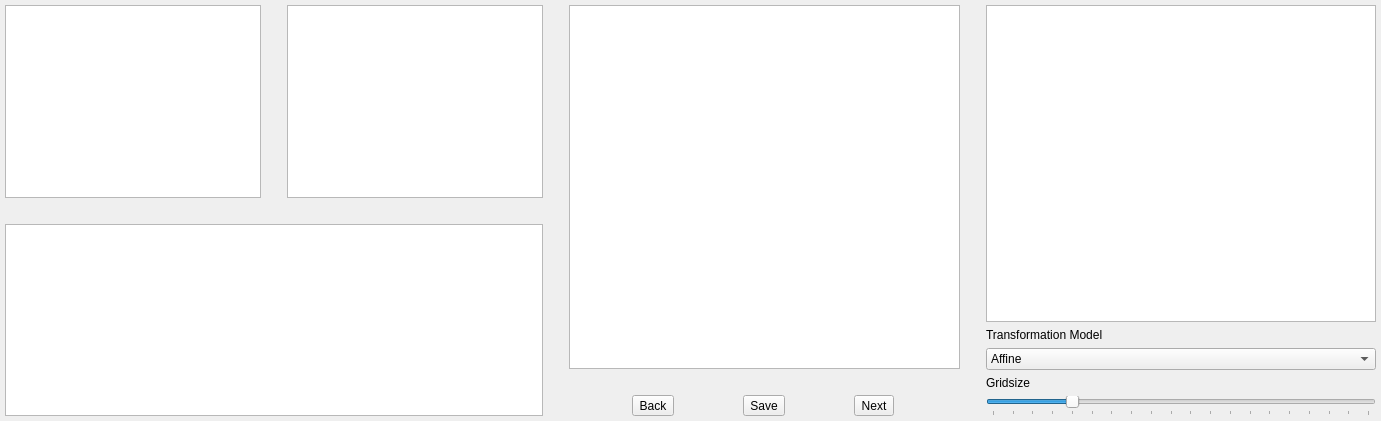
Before: the Qt Designer form oat/views/ui_registration_manual.ui in Oli4/oat, drawn with Qt 5.
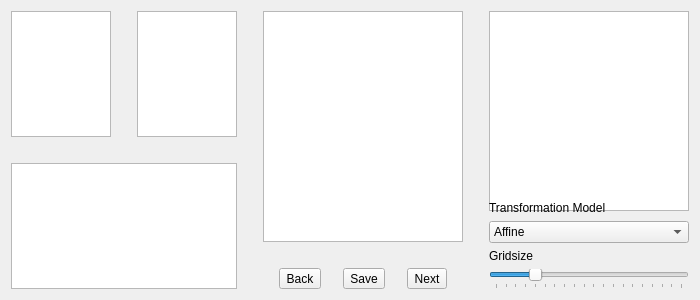
After: the same form once the commit is applied. Icons and pictures are not drawn.

```diff
--- a/oat/views/ui_registration_manual.ui
+++ b/oat/views/ui_registration_manual.ui
@@ -6,44 +6,39 @@
    <rect>
     <x>0</x>
     <y>0</y>
-    <width>1381</width>
-    <height>421</height>
+    <width>700</width>
+    <height>300</height>
    </rect>
   </property>
+  <property name="sizePolicy">
+   <sizepolicy hsizetype="MinimumExpanding" vsizetype="MinimumExpanding">
+    <horstretch>0</horstretch>
+    <verstretch>0</verstretch>
+   </sizepolicy>
+  </property>
+  <property name="minimumSize">
+   <size>
+    <width>700</width>
+    <height>300</height>
+   </size>
+  </property>
   <property name="windowTitle">
    <string>Form</string>
   </property>
-  <widget class="QWidget" name="horizontalLayoutWidget">
-   <property name="geometry">
-    <rect>
-     <x>0</x>
-     <y>0</y>
-     <width>1381</width>
-     <height>421</height>
-    </rect>
-   </property>
-   <layout class="QHBoxLayout" name="horizontalLayout">
-    <property name="sizeConstraint">
-     <enum>QLayout::SetDefaultConstraint</enum>
-    </property>
-    <property name="leftMargin">
-     <number>5</number>
-    </property>
-    <property name="topMargin">
-     <number>5</number>
-    </property>
-    <property name="rightMargin">
-     <number>5</number>
-    </property>
-    <property name="bottomMargin">
-     <number>5</number>
-    </property>
+  <layout class="QHBoxLayout" name="horizontalLayout_4">
     <item>
      <layout class="QVBoxLayout" name="verticalLayout">
       <item>
        <layout class="QHBoxLayout" name="horizontalLayout_2">
         <item>
-         <widget class="QTableView" name="tableViewPoints"/>
+        <widget class="QTableView" name="tableViewPoints">
+         <property name="minimumSize">
+          <size>
+           <width>80</width>
+           <height>0</height>
+          </size>
+         </property>
+        </widget>
         </item>
         <item>
          <spacer name="horizontalSpacer_3">
@@ -62,7 +57,14 @@
          </spacer>
         </item>
         <item>
-         <widget class="QGraphicsView" name="graphicsViewFixedPatch"/>
+        <widget class="QGraphicsView" name="graphicsViewFixedPatch">
+         <property name="minimumSize">
+          <size>
+           <width>80</width>
+           <height>0</height>
+          </size>
+         </property>
+        </widget>
         </item>
        </layout>
       </item>
@@ -84,6 +86,12 @@
       </item>
       <item>
        <widget class="QGraphicsView" name="graphicsViewPointsOverview">
+       <property name="minimumSize">
+        <size>
+         <width>200</width>
+         <height>100</height>
+        </size>
+       </property>
         <property name="verticalScrollBarPolicy">
          <enum>Qt::ScrollBarAlwaysOff</enum>
         </property>
@@ -114,6 +122,18 @@
      <layout class="QVBoxLayout" name="verticalLayout_3">
       <item>
        <widget class="QGraphicsView" name="graphicsViewPointSelection">
+       <property name="sizePolicy">
+        <sizepolicy hsizetype="MinimumExpanding" vsizetype="MinimumExpanding">
+         <horstretch>0</horstretch>
+         <verstretch>0</verstretch>
+        </sizepolicy>
+       </property>
+       <property name="minimumSize">
+        <size>
+         <width>200</width>
+         <height>200</height>
+        </size>
+       </property>
         <property name="verticalScrollBarPolicy">
          <enum>Qt::ScrollBarAlwaysOff</enum>
         </property>
@@ -233,6 +253,12 @@
      <layout class="QVBoxLayout" name="verticalLayout_2">
       <item>
        <widget class="QGraphicsView" name="graphicsViewCheckerboard">
+       <property name="minimumSize">
+        <size>
+         <width>200</width>
+         <height>200</height>
+        </size>
+       </property>
         <property name="verticalScrollBarPolicy">
          <enum>Qt::ScrollBarAlwaysOff</enum>
         </property>
@@ -309,7 +335,6 @@
      </layout>
     </item>
    </layout>
-  </widget>
  </widget>
  <resources>
   <include location="resources.qrc"/>
```
Lines whose indentation alone changed are shown as unchanged.
